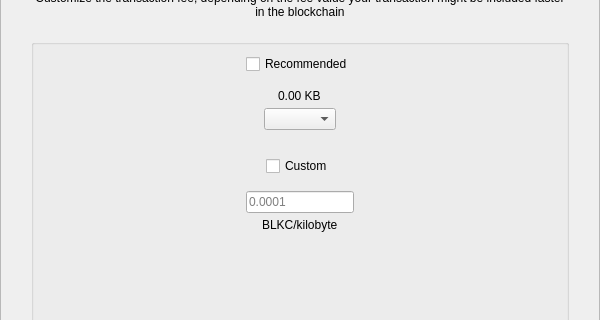
Before: the Qt Designer form src/qt/blkc/forms/sendcustomfeedialog.ui in BlackHatCoin/BlackHatWallet, drawn with Qt 5; both pictures show x 0 to 600 and y 90 to 410 of the 600 by 550 pixel window.
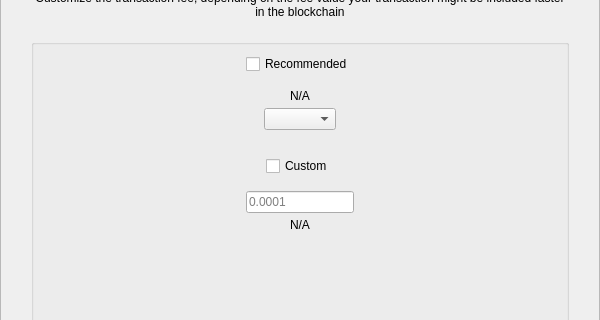
After: the same form once the commit is applied.

The edit to the form file:
```diff
--- a/src/qt/blkc/forms/sendcustomfeedialog.ui
+++ b/src/qt/blkc/forms/sendcustomfeedialog.ui
@@ -224,7 +224,7 @@
            <item alignment="Qt::AlignHCenter">
             <widget class="QLabel" name="labelFee">
              <property name="text">
-              <string>0.00 KB</string>
+              <string notr="true">N/A</string>
              </property>
             </widget>
            </item>
@@ -287,7 +287,7 @@
            <item alignment="Qt::AlignHCenter">
             <widget class="QLabel" name="labelCustomFee">
              <property name="text">
-              <string>BLKC/kilobyte</string>
+              <string notr="true">N/A</string>
              </property>
             </widget>
            </item>
```
Left out of the diff: 2 changed lines with no effect on the pictures.
